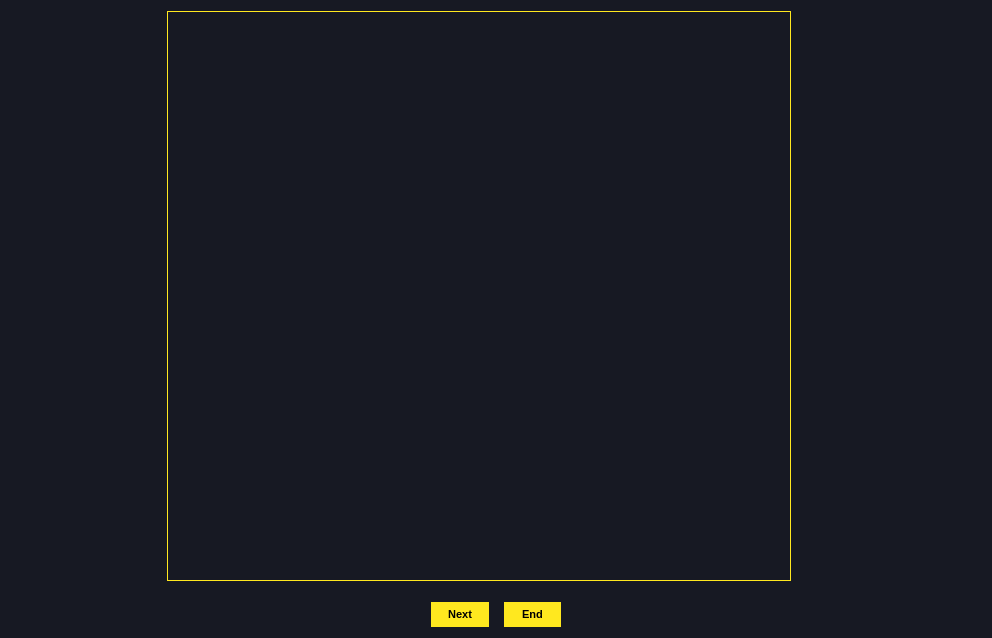
Qt form ui/fullScreenSlideShowOverlay.ui (MartinRapcan/EyeTracking) before a commit.
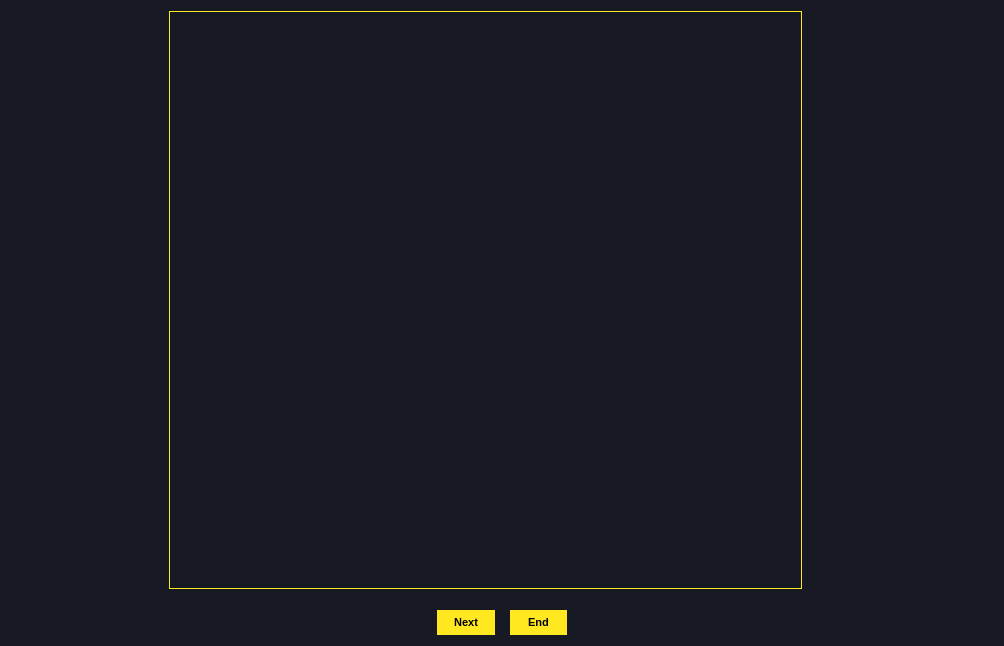
The same form after that commit.

Patch:
```diff
--- a/ui/fullScreenSlideShowOverlay.ui
+++ b/ui/fullScreenSlideShowOverlay.ui
@@ -6,8 +6,8 @@
    <rect>
     <x>0</x>
     <y>0</y>
-    <width>992</width>
-    <height>638</height>
+    <width>1004</width>
+    <height>646</height>
    </rect>
   </property>
   <property name="windowTitle">
```
